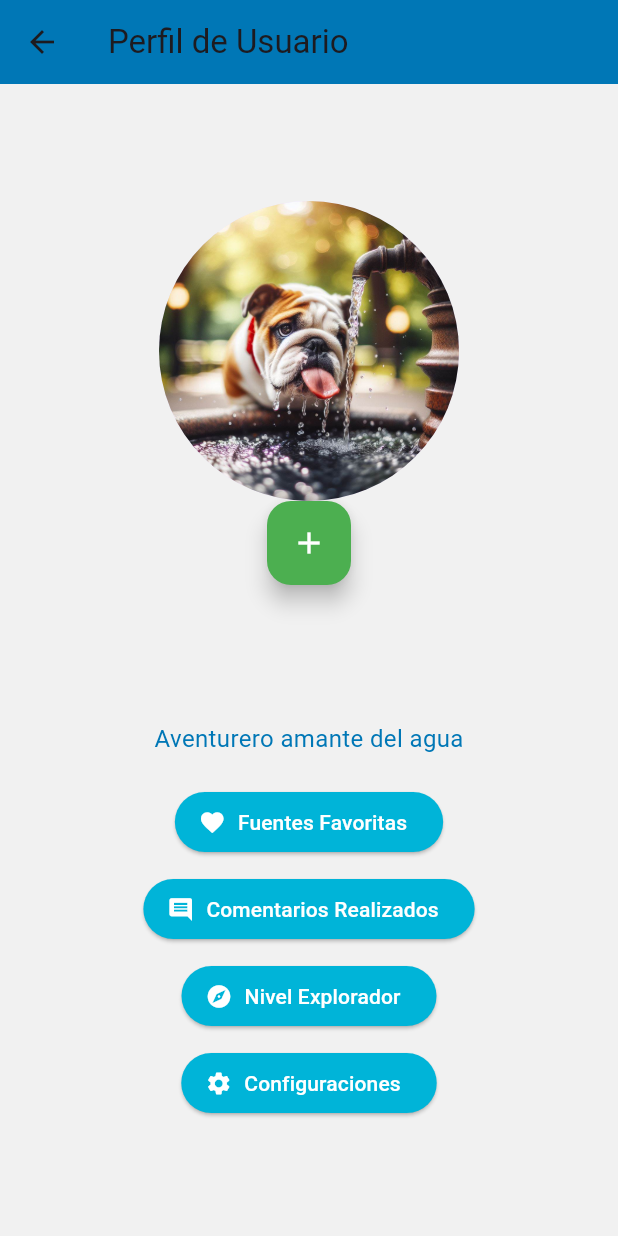
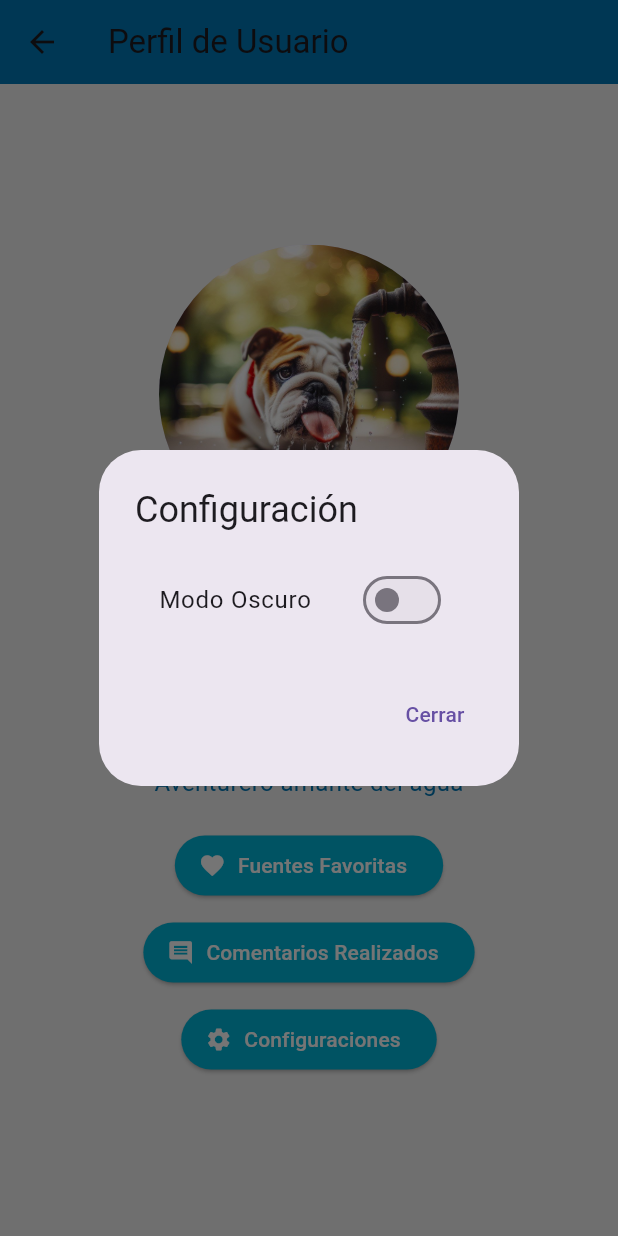
Before and after one commit to canyonlux/Aquatrack, a Flutter app: the UserProfilePage screen opened directly with empty values, after a tap on "Configuraciones", on a phone screen of 412 x 824 dp. Run offline on Flutter 3.47's test engine with Material 3 defaults, Android fonts, the phone set to English and light mode, and no system bars; our stand-ins replace cloud_firestore, diacritic, firebase_auth, firebase_core, flutter_map, image_picker and 2 more; accounts and stored records are empty; generated files the repository leaves out were written again.

Commit message:
Añadida la funcionalidad en perfil de modo oscuro. se han añadido 2 clases para controlar los estados. hace un cambio en la visualizacion de la lista de fuentes y en la pantalla favoritos. se ha utilizado provider para los estados. seguimos puliendo...

```diff
--- a/lib/UserProfilePage.dart
+++ b/lib/UserProfilePage.dart
@@ -1,12 +1,18 @@
 import 'package:cloud_firestore/cloud_firestore.dart';
 import 'package:firebase_auth/firebase_auth.dart';
 import 'package:flutter/material.dart';
+import 'package:h2orienta/configuracion/theme_preferences.dart';
 import 'package:image_picker/image_picker.dart';
+import 'package:provider/provider.dart';
 import 'Fuente.dart';
 import 'FuentesFavoritasPage.dart';
+import 'configuracion/theme_controller.dart';
+import 'main.dart';
+
 
 class UserProfilePage extends StatelessWidget {
   final String username;
+
   UserProfilePage({Key? key, required this.username}) : super(key: key);
 
   Future<void> _pickImage(BuildContext context) async {
@@ -24,7 +30,8 @@ class UserProfilePage extends StatelessWidget {
     final user = FirebaseAuth.instance.currentUser;
     if (user == null) return [];
 
-    final favoritesRef = FirebaseFirestore.instance.collection('favoritos').doc(user.uid);
+    final favoritesRef = FirebaseFirestore.instance.collection('favoritos').doc(
+        user.uid);
     final docSnapshot = await favoritesRef.get();
     final List<dynamic> favoritasIds = docSnapshot.data()?['fuentes'] ?? [];
 
@@ -38,6 +45,7 @@ class UserProfilePage extends StatelessWidget {
 
     return fuentesFavoritas;
   }
+
   @override
   Widget build(BuildContext context) {
     return Scaffold(
@@ -55,7 +63,8 @@ class UserProfilePage extends StatelessWidget {
               // Imagen del perfil de usuario
               CircleAvatar(
                 radius: 100,
-                backgroundImage: AssetImage('assets/images/perfil.jpg'), // Imagen del perfil
+                backgroundImage: AssetImage(
+                    'assets/images/perfil.jpg'), // Imagen del perfil
               ),
               FloatingActionButton(
                 onPressed: () => _pickImage(context),
@@ -87,8 +96,6 @@ class UserProfilePage extends StatelessWidget {
               SizedBox(height: 10),
               _buildButton(context, 'Comentarios Realizados', Icons.comment),
               SizedBox(height: 10),
-              _buildButton(context, 'Nivel Explorador', Icons.explore),
-              SizedBox(height: 10),
               _buildButton(context, 'Configuraciones', Icons.settings),
             ],
           ),
@@ -106,8 +113,38 @@ class UserProfilePage extends StatelessWidget {
             context,
             MaterialPageRoute(builder: (context) => FuentesFavoritasPage()),
           );
-        } else {
-          // Aquí irían las demás condiciones para los otros botones
+        } else if (text == "Configuraciones") {
+          showDialog(
+            context: context,
+            builder: (BuildContext context) {
+              var themeController = context.read<ThemeController>(); // Usar read ya que no necesitamos escuchar cambios aquí
+              bool isDark = themeController.themeData.brightness == Brightness.dark;
+              return AlertDialog(
+                title: Text("Configuración"),
+                content: Column(
+                  mainAxisSize: MainAxisSize.min,
+                  children: [
+                    ListTile(
+                      title: Text('Modo Oscuro'),
+                      trailing: Switch(
+                        value: isDark,
+                        onChanged: (bool value) {
+                          themeController.toggleTheme(value);
+                          Navigator.of(context).pop(); // Cerrar diálogo para refrescar
+                        },
+                      ),
+                    ),
+                  ],
+                ),
+                actions: <Widget>[
+                  TextButton(
+                    onPressed: () => Navigator.of(context).pop(),
+                    child: Text('Cerrar'),
+                  ),
+                ],
+              );
+            },
+          );
         }
       },
       icon: Icon(icon, color: Colors.white),
--- /dev/null
+++ b/lib/configuracion/theme_preferences.dart
@@ -0,0 +1,15 @@
+import 'package:shared_preferences/shared_preferences.dart';
+
+class ThemePreferences {
+  static const _key = 'isDarkMode';
+
+  Future<bool> getTheme() async {
+    final SharedPreferences prefs = await SharedPreferences.getInstance();
+    return prefs.getBool(_key) ?? false; // Retorna falso si no se ha establecido aún
+  }
+
+  Future<void> setTheme(bool isDarkMode) async {
+    final SharedPreferences prefs = await SharedPreferences.getInstance();
+    await prefs.setBool(_key, isDarkMode);
+  }
+}
--- a/pubspec.yaml
+++ b/pubspec.yaml
@@ -45,7 +45,8 @@ dependencies:
   cloud_firestore: ^4.15.8
   url_launcher: ^6.2.5
   image_picker: ^1.0.7
-
+  shared_preferences: ^2.0.6
+  provider: ^6.0.1
 
   cupertino_icons: ^1.0.2
 
```
Also changed, not shown: lib/configuracion/theme_controller.dart (added, +40 -0 lines), lib/main.dart (+18 -10 lines), pubspec.lock, 1 other file.
